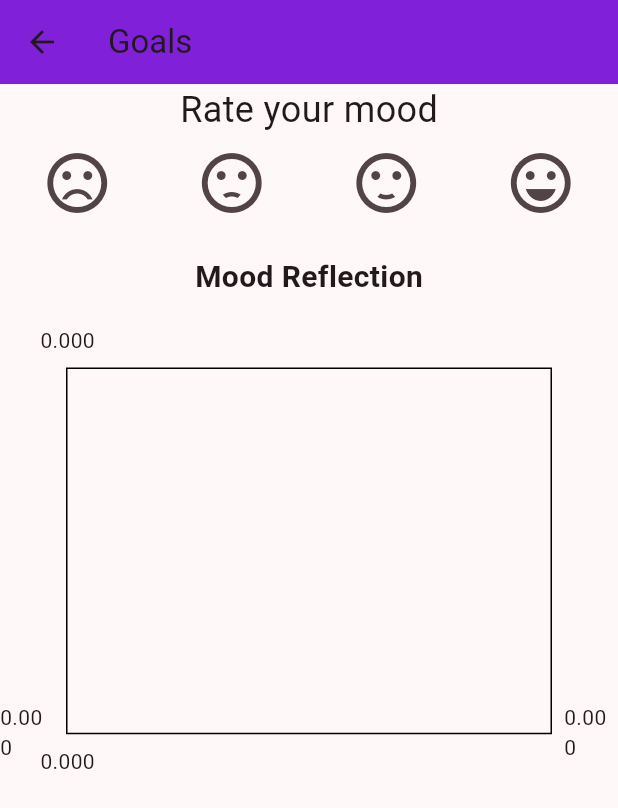
After one commit to akash17patel/CTRL-ALT-ELITE-CSCE-4901, a Flutter app: the screen it shows after launch, in the side drawer, after a tap on "My Goals", on a phone screen of 412 x 824 dp. The commit adds this screen. Shown: the top 808 px of the screen. Run offline on Flutter 3.47's test engine with Material 2 defaults, Android fonts, the phone set to English and light mode, and no system bars; drawn by our look-alikes of fl_chart; our stand-ins replace image_picker.

Commit message:
more updates

```diff
--- /dev/null
+++ b/lib/goals_screen.dart
@@ -0,0 +1,107 @@
+import 'package:flutter/material.dart';
+import 'package:fl_chart/fl_chart.dart';
+
+class GoalsScreen extends StatefulWidget {
+  @override
+  _GoalsScreenState createState() => _GoalsScreenState();
+}
+
+class _GoalsScreenState extends State<GoalsScreen> {
+  List<String> reminders = []; // List of reminders or goals
+  String selectedMood = ''; // Track the selected mood
+
+  @override
+  Widget build(BuildContext context) {
+    return Scaffold(
+      appBar: AppBar(
+        title: Text('Goals'),
+      ),
+      body: Column(
+        children: [
+          // Mood Icons
+          Text('Rate your mood', style: TextStyle(fontSize: 24)),
+          Row(
+            mainAxisAlignment: MainAxisAlignment.spaceAround,
+            children: [
+              IconButton(
+                icon: Icon(Icons.sentiment_very_dissatisfied, size: 48),
+                onPressed: () {
+                  setState(() {
+                    selectedMood = 'Very Dissatisfied';
+                  });
+                },
+                color: selectedMood == 'Very Dissatisfied'
+                    ? const Color.fromARGB(255, 243, 33, 33)
+                    : null,
+              ),
+              IconButton(
+                icon: Icon(Icons.sentiment_dissatisfied, size: 48),
+                onPressed: () {
+                  setState(() {
+                    selectedMood = 'Dissatisfied';
+                  });
+                },
+                color: selectedMood == 'Dissatisfied'
+                    ? const Color.fromARGB(255, 243, 191, 33)
+                    : null,
+              ),
+              IconButton(
+                icon: Icon(Icons.sentiment_satisfied, size: 48),
+                onPressed: () {
+                  setState(() {
+                    selectedMood = 'Satisfied';
+                  });
+                },
+                color: selectedMood == 'Satisfied'
+                    ? const Color.fromARGB(255, 32, 142, 231)
+                    : null,
+              ),
+              IconButton(
+                icon: Icon(Icons.sentiment_very_satisfied, size: 48),
+                onPressed: () {
+                  setState(() {
+                    selectedMood = 'Very Satisfied';
+                  });
+                },
+                color: selectedMood == 'Very Satisfied'
+                    ? Color.fromARGB(255, 33, 243, 33)
+                    : null,
+              ),
+            ],
+          ),
+
+          // Section break for Mood Reflection
+          Container(
+            margin: EdgeInsets.symmetric(vertical: 16),
+            child: Text(
+              'Mood Reflection',
+              style: TextStyle(fontSize: 20, fontWeight: FontWeight.bold),
+            ),
+          ),
+
+          // Progress Chart
+          Expanded(
+            child: LineChart(
+              LineChartData(
+                  // Define chart data and appearance here
+                  ),
+            ),
+          ),
+
+          // Goals Reminder
+          Expanded(
+            child: ListView.builder(
+              itemCount: reminders.length,
+              itemBuilder: (context, index) {
+                return ListTile(
+                  title: Text(reminders[index], style: TextStyle(fontSize: 20)),
+                  // Add logic for checking off reminders or other actions
+                );
+              },
+            ),
+          ),
+        ],
+      ),
+    );
+  }
+}
--- a/lib/menu_drawer.dart
+++ b/lib/menu_drawer.dart
@@ -1,4 +1,5 @@
 import 'package:flutter/material.dart';
+import 'package:mindlift_flutter/goals_screen.dart';
 import 'package:mindlift_flutter/settings.dart';
 import 'common.dart';
 import 'password_reset_page.dart';
@@ -11,6 +12,18 @@ class SettingsDrawer extends StatelessWidget {
       child: Column(
         children: <Widget>[
           buildDrawerHeader('Menu'),
+          ListTile(
+            title: Text('My Goals'),
+            onTap: () {
+              Navigator.of(context).push(
+                MaterialPageRoute(
+                  builder: (context) {
+                    return GoalsScreen();
+                  },
+                ),
+              );
+            },
+          ),
           ListTile(
             title: Text('My Profile'),
             onTap: () {
--- a/pubspec.yaml
+++ b/pubspec.yaml
@@ -34,6 +34,7 @@ dependencies:
   shared_preferences: ^2.0.12
   path_provider: ^2.0.2
   provider: ^6.0.5
+  fl_chart: ^0.64.0
 
 
   # The following adds the Cupertino Icons font to your application.
@@ -96,6 +97,9 @@ flutter:
 
   assets:
     - assets/profileimg/
+    - assets/achievement1.png
+    - assets/achievement2.png
+    - assets/achievement3.png
 
   # To add assets to your application, add an assets section, like this:
   # assets:
```
Also changed, not shown: pubspec.lock.
